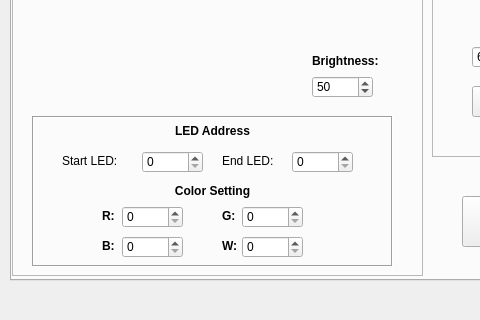
CoSE-Jerry/3D-Clinostat, file _ui/Clinostat.ui: the form before one commit; both pictures show x 0 to 480 and y 280 to 600 of the 1024 by 600 pixel window.
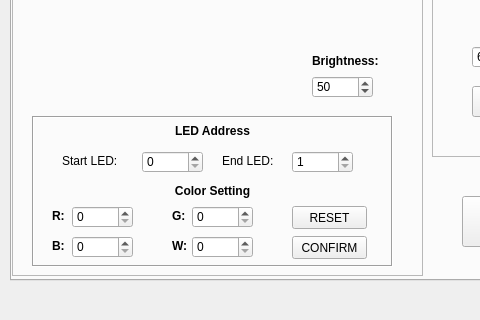
The form after the commit. Icons and pictures are not drawn.

```diff
--- a/_ui/Clinostat.ui
+++ b/_ui/Clinostat.ui
@@ -120,7 +120,7 @@
        <widget class="QLabel" name="R_label">
         <property name="geometry">
          <rect>
-          <x>70</x>
+          <x>20</x>
           <y>90</y>
           <width>21</width>
           <height>21</height>
@@ -133,7 +133,7 @@
        <widget class="QLabel" name="B_label">
         <property name="geometry">
          <rect>
-          <x>70</x>
+          <x>20</x>
           <y>120</y>
           <width>21</width>
           <height>21</height>
@@ -146,7 +146,7 @@
        <widget class="QLabel" name="G_label">
         <property name="geometry">
          <rect>
-          <x>190</x>
+          <x>140</x>
           <y>90</y>
           <width>21</width>
           <height>21</height>
@@ -159,7 +159,7 @@
        <widget class="QSpinBox" name="B_spinBox">
         <property name="geometry">
          <rect>
-          <x>90</x>
+          <x>40</x>
           <y>120</y>
           <width>61</width>
           <height>22</height>
@@ -172,7 +172,7 @@
        <widget class="QLabel" name="W_label">
         <property name="geometry">
          <rect>
-          <x>190</x>
+          <x>140</x>
           <y>120</y>
           <width>21</width>
           <height>21</height>
@@ -198,7 +198,7 @@
        <widget class="QSpinBox" name="W_spinBox">
         <property name="geometry">
          <rect>
-          <x>210</x>
+          <x>160</x>
           <y>120</y>
           <width>61</width>
           <height>22</height>
@@ -211,7 +211,7 @@
        <widget class="QSpinBox" name="G_spinBox">
         <property name="geometry">
          <rect>
-          <x>210</x>
+          <x>160</x>
           <y>90</y>
           <width>61</width>
           <height>22</height>
@@ -224,7 +224,7 @@
        <widget class="QSpinBox" name="R_spinBox">
         <property name="geometry">
          <rect>
-          <x>90</x>
+          <x>40</x>
           <y>90</y>
           <width>61</width>
           <height>22</height>
@@ -253,6 +253,12 @@
           <height>22</height>
          </rect>
         </property>
+        <property name="minimum">
+         <number>1</number>
+        </property>
+        <property name="maximum">
+         <number>34</number>
+        </property>
        </widget>
        <widget class="QLabel" name="Start_label">
         <property name="geometry">
@@ -293,6 +299,32 @@
          <string>End LED:</string>
         </property>
        </widget>
+       <widget class="QPushButton" name="light_Reset_pushButton">
+        <property name="geometry">
+         <rect>
+          <x>260</x>
+          <y>90</y>
+          <width>75</width>
+          <height>23</height>
+         </rect>
+        </property>
+        <property name="text">
+         <string>RESET</string>
+        </property>
+       </widget>
+       <widget class="QPushButton" name="light_Confirm_pushButton">
+        <property name="geometry">
+         <rect>
+          <x>260</x>
+          <y>120</y>
+          <width>75</width>
+          <height>23</height>
+         </rect>
+        </property>
+        <property name="text">
+         <string>CONFIRM</string>
+        </property>
+       </widget>
       </widget>
       <widget class="QLabel" name="BRT_lable">
        <property name="geometry">
```
Left out of the diff: 3 changed lines with no effect on the pictures.
